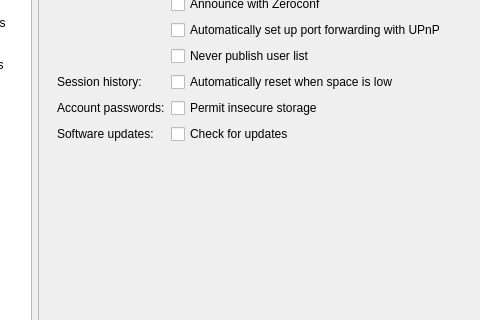
Before: the Qt Designer form src/desktop/ui/settings.ui in drawpile/Drawpile, drawn with Qt 5; both pictures show x 104 to 584 and y 94 to 414 of the 775 by 605 pixel window.
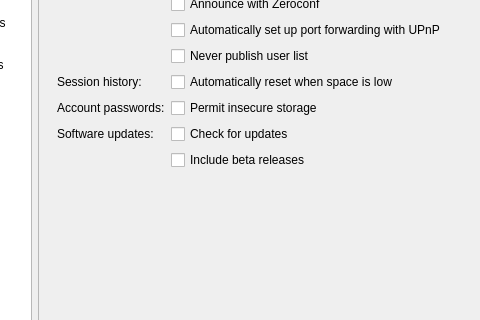
After: the same form once the commit is applied. The open tabs and pages were chosen to show the change. Icons and pictures are not drawn. Custom widgets are drawn as their Qt base class.

Commit message: Implement opt-in for auto-updates to beta releases

Patch:
```diff
--- a/src/desktop/ui/settings.ui
+++ b/src/desktop/ui/settings.ui
@@ -928,6 +928,13 @@
               </property>
              </widget>
             </item>
+            <item row="8" column="1">
+             <widget class="QCheckBox" name="checkForBetas">
+              <property name="text">
+               <string>Include beta releases</string>
+              </property>
+             </widget>
+            </item>
            </layout>
           </widget>
           <widget class="QWidget" name="stackedWidgetPage4">
```
Left out of the diff: 16 changed lines with no effect on the pictures. The commit also changes 2 other files.
